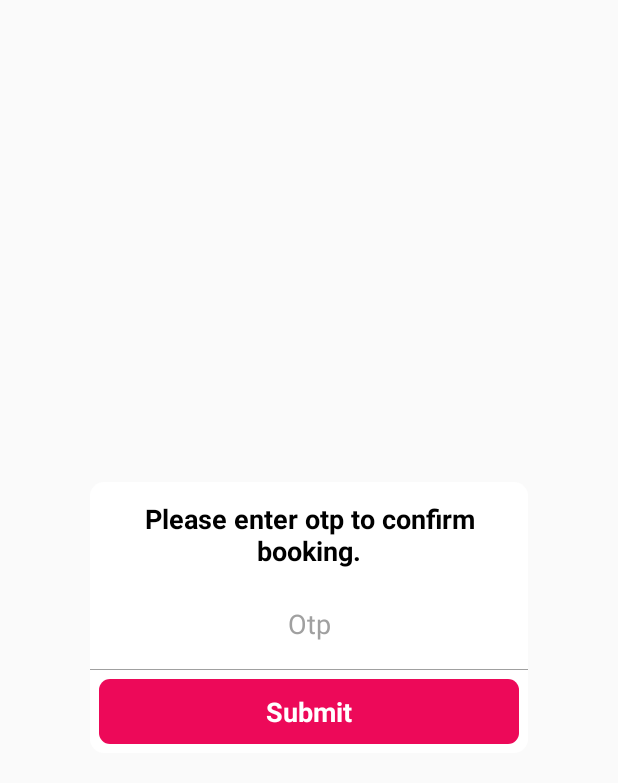
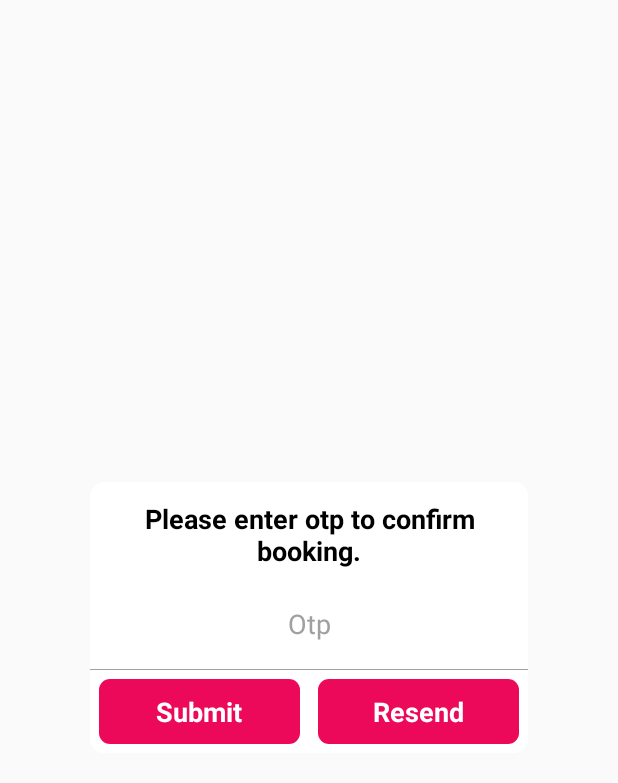
Before and after one commit to InfinitiFT/podd, an Android app: the layout dialog_booking_confirmation.xml on its own in the app's theme, with its tools: preview values and no code run, on a phone screen of 412 x 824 dp. Shown: the top 783 px of the screen. Run offline under Robolectric (Android 15) with nearby library versions, the light colour scheme and no system bars; network calls fail.

```diff
--- a/app/src/main/java/com/podd/activityrestauarant/RestaurantBookingDetailsActivity.java
+++ b/app/src/main/java/com/podd/activityrestauarant/RestaurantBookingDetailsActivity.java
@@ -245,8 +245,6 @@ public class RestaurantBookingDetailsActivity extends AppCompatActivity implemen
 
         if (restaurant_time_interval != null && restaurant_time_interval.size() > 0) {
             tvTimeBooked.setText(spSelectTime.getSelectedItem() != null ? spSelectTime.getSelectedItem().toString() : restaurant_time_interval.get(0));
-        } else {
-
         }
 
         tvNoOfPersons.setText(spSelectPeople.getSelectedItem().toString().trim());
--- a/app/src/main/java/com/podd/webservices/JsonRequest.java
+++ b/app/src/main/java/com/podd/webservices/JsonRequest.java
@@ -17,5 +17,6 @@ public class JsonRequest implements Serializable {
  public String name;
  public String email;
  public String contact_no;
+ public String otp;
 
 }
--- a/app/src/main/res/layout/dialog_booking_confirmation.xml
+++ b/app/src/main/res/layout/dialog_booking_confirmation.xml
@@ -58,6 +58,22 @@
             android:text="@string/submit"
             android:textSize="@dimen/text_size_12"
             android:textStyle="bold"
+            android:layout_marginRight="@dimen/dp_4"
+            android:textColor="@android:color/white"
+            android:background="@drawable/button_background_pink"
+            android:padding="@dimen/dp_6"
+            android:gravity="center"/>
+
+
+        <TextView
+            android:id="@+id/tvResendOtp"
+            android:layout_width="0dp"
+            android:layout_height="wrap_content"
+            android:layout_weight="1"
+            android:text="@string/Resend"
+            android:layout_marginLeft="@dimen/dp_4"
+            android:textSize="@dimen/text_size_12"
+            android:textStyle="bold"
             android:textColor="@android:color/white"
             android:background="@drawable/button_background_pink"
             android:padding="@dimen/dp_6"
--- a/app/src/main/res/values/strings.xml
+++ b/app/src/main/res/values/strings.xml
@@ -111,4 +111,5 @@
     <string name="please_select_a_valid_date">Please select a valid date.</string>
     <string name="please_select_a_valid_time">Please select a valid time.</string>
     <string name="please_select_number_of_people">Please select number of people.</string>
+    <string name="Resend">Resend</string>
 </resources>
```
Also changed, not shown: app/src/main/java/com/podd/activityrestauarant/BookingSummaryActivity.java (+106 -11 lines), app/src/main/java/com/podd/retrofit/ApiInterface.java (+8 -0 lines).
